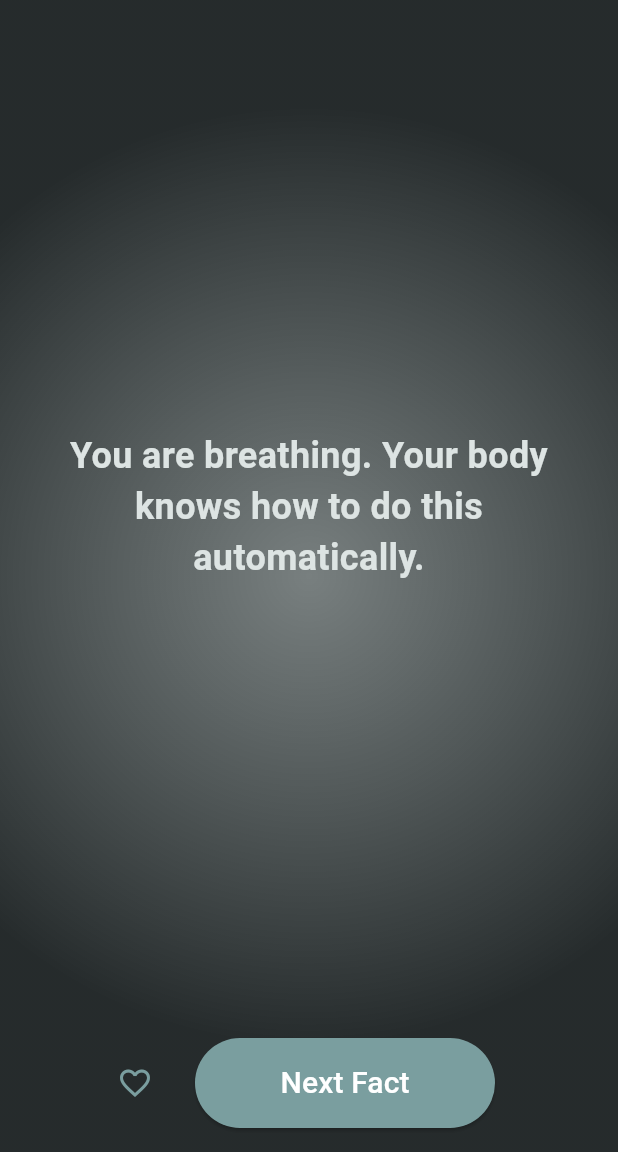
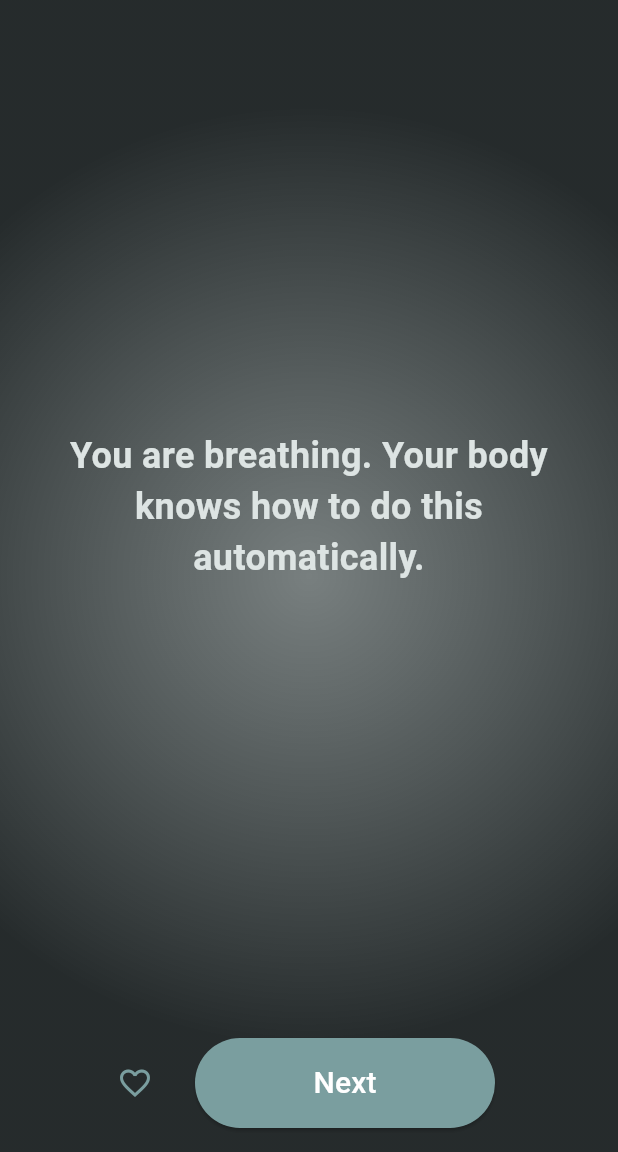
Before and after one commit to tazomatalax/Certainty, a Flutter app: the screen it shows after launch, on a phone screen of 412 x 824 dp, the part 84-1236 px from its top. Run offline on Flutter 3.47's test engine with Material 3 defaults, Android fonts, the light colour scheme and no system bars; our stand-ins replace sqflite; missing offline and left inert: dart:html; accounts and stored records are empty.

Commit message:
change to next instead of next fact

```diff
--- a/lib/main.dart
+++ b/lib/main.dart
@@ -253,7 +253,7 @@ class _TruthsHomePageState extends State<TruthsHomePage> with TickerProviderStat
                     padding: const EdgeInsets.all(16.0),
                     child: ElevatedButton(
                       onPressed: _changeTruth,
-                      child: const Text('Next Fact', style: TextStyle(fontSize: 20)),
+                      child: const Text('Next', style: TextStyle(fontSize: 20)),
                       style: ElevatedButton.styleFrom(
                         minimumSize: const Size(200, 60),
                         backgroundColor: Theme.of(context).colorScheme.primary,
```
